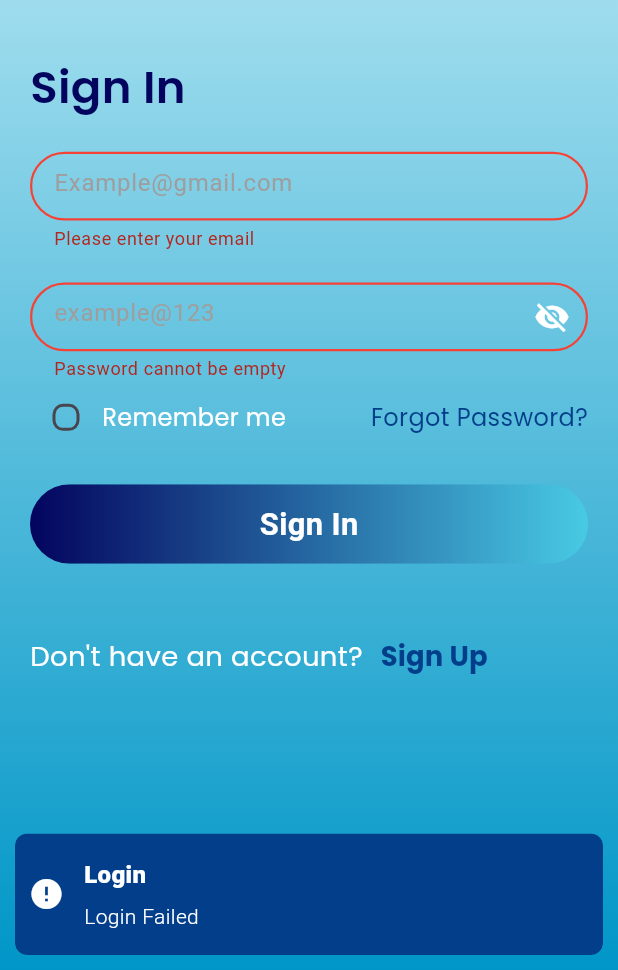
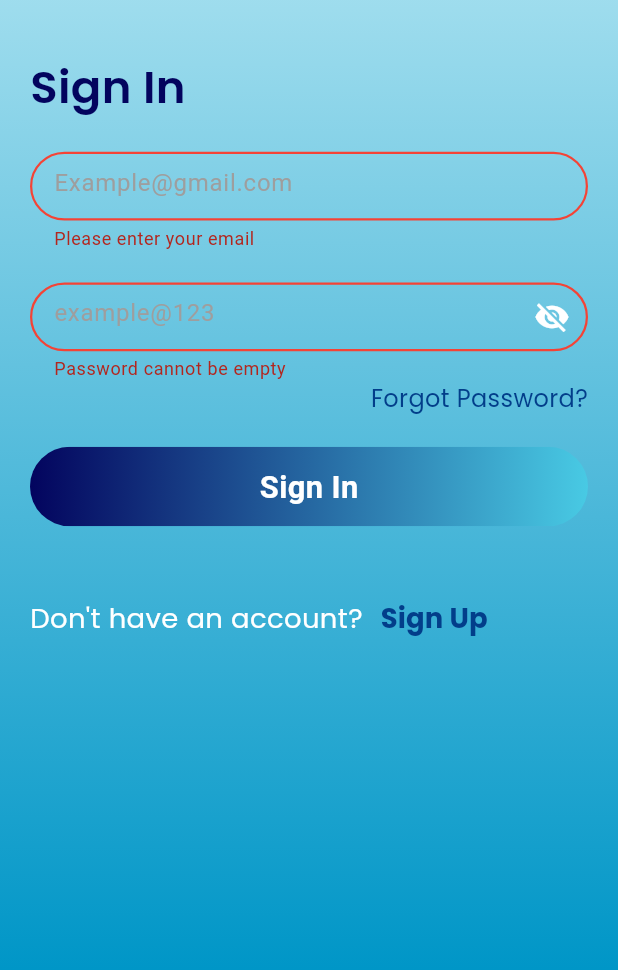
Before and after one commit to MananSaith/XPK-Tourism-App, a Flutter app: the screen it shows after launch, after a tap on "Get Started", after a tap on "Sign In", on a phone screen of 412 x 824 dp, the part 266-1236 px from its top. Run offline on Flutter 3.47's test engine with Material 3 defaults, Android fonts, the phone set to English and light mode, and no system bars; our stand-ins replace cached_network_image, cloud_firestore, dio, file_picker, firebase_auth, firebase_core and 8 more; accounts and stored records are empty.

Commit message:
add firebase login sign up

```diff
--- a/lib/app/my_app.dart
+++ b/lib/app/my_app.dart
@@ -13,6 +13,7 @@ class MyApp extends StatelessWidget {
         return GetMaterialApp(
           debugShowCheckedModeBanner: false,
           title: MyText.appName,
+         // initialBinding: AuthBinding(), // Bind controllers
           theme: ThemeData(
             primaryColor: AppColors.primaryAppBar,
             scaffoldBackgroundColor: AppColors.scaffoldBackground,
--- a/lib/app_module/auth/views/login_screen.dart
+++ b/lib/app_module/auth/views/login_screen.dart
@@ -4,8 +4,7 @@ import 'package:xpk/utils/imports/app_imports.dart';
 // ignore: must_be_immutable
 class LoginScreen extends StatelessWidget {
   LoginScreen({super.key});
-  final UserSignupDataController controller =
-      Get.put(UserSignupDataController());
+  final AuthController controller = Get.find();
   final GlobalKey<FormState> _formKey = GlobalKey<FormState>();
   RxBool isPasswordVisible = false.obs;
   RxBool isRememberMe = false.obs;
@@ -64,8 +63,7 @@ class LoginScreen extends StatelessWidget {
                         borderColor: Colors.white,
                         borderRadius: 50,
                         validator: controller.validateEmail,
-                        onChanged: (value) =>
-                                      controller.userName.value = value,
+                        onChanged: (value) => controller.userName.value = value,
                       ),
                       SizedBox(
                         height: screenHeight * 0.025,
@@ -96,24 +94,27 @@ class LoginScreen extends StatelessWidget {
                       }),
                       Row(
                         children: [
-                          Obx(() {
-                            return Checkbox(
-                              value: isRememberMe.value,
-                              onChanged: (value) {
-                                isRememberMe.value = value!;
-                              },
-                              activeColor: AppColors.primaryButton,
-                              splashRadius: 30,
-                              shape: RoundedRectangleBorder(
-                                borderRadius: BorderRadius.circular(7),
-                              ),
-                            );
-                          }),
-                          TextWidget(
-                            text: MyText.remember,
-                            fSize: 16,
-                            textColor: AppColors.whiteBar,
-                          ),
+                          // Obx(() {
+                          //   return Checkbox(
+                          //     value: isRememberMe.value,
+                          //     onChanged: (value) {
+                          //       isRememberMe.value = value!;
+                          //     },
+                          //     activeColor: AppColors.primaryButton,
+                          //     splashRadius: 30,
+                          //     shape: RoundedRectangleBorder(
+                          //       borderRadius: BorderRadius.circular(7),
+                          //     ),
+                          //   );
+                          // }),
+                          // InkWell(
+                          //   //onTap: ,
+                          //   child: TextWidget(
+                          //     text: MyText.termAndCondition,
+                          //     fSize: 16,
+                          //     textColor: AppColors.warning,
+                          //   ),
+                          // ),
                           Spacer(),
                           InkWell(
                             onTap: () {
@@ -139,35 +140,8 @@ class LoginScreen extends StatelessWidget {
                           gradient: AppColors.buttonGradian,
                           onPressed: () {
                             if (_formKey.currentState!.validate()) {
-                              if (isRememberMe.value) {
-                                showCustomSnackBar(
-                                  title: 'Login',
-                                  message: 'Login Successfully and Remember Me',
-                                  backgroundColor: AppColors.primaryButton,
-                                  textColor: Colors.white,
-                                  icon: Icons.check,
-                                );
-                              } else {
-                                showCustomSnackBar(
-                                  title: 'Login',
-                                  message: 'check box not checked',
-                                  backgroundColor: AppColors.primaryButton,
-                                  textColor: Colors.white,
-                                  icon: Icons.check,
-                                );
-                              }
-
-                              // Get.toNamed(Routes.home);
-                            } else {
-                              showCustomSnackBar(
-                                title: 'Login',
-                                message: 'Login Failed',
-                                backgroundColor: AppColors.primaryButton,
-                                textColor: Colors.white,
-                                icon: Icons.error,
-                              );
+                              controller.login();
                             }
-                            // Get.toNamed(Routes.signup);
                           },
                         ),
                       ),
--- a/lib/app_module/splash/splash_screen.dart
+++ b/lib/app_module/splash/splash_screen.dart
@@ -10,9 +10,12 @@ class SplashScreen extends StatelessWidget {
     RxDouble opacity = 0.0.obs;
     final height = MediaQuery.of(context).size.height;
     final width = MediaQuery.of(context).size.width;
+
     Future.delayed(const Duration(seconds: 3), () {
-      Get.offNamed(AppRoutes.getStart);
+      final isLoggedIn = Get.find<AuthController>().isLoggedIn();
+      Get.offAllNamed(isLoggedIn ? AppRoutes.home : AppRoutes.getStart);
     });
+
     Future.delayed(const Duration(seconds: 1), () {
       opacity.value = 1.0;
     });
--- a/lib/config/binding_routing/app_bindings.dart
+++ b/lib/config/binding_routing/app_bindings.dart
@@ -1,10 +1,10 @@
-// // import '../../utils/app_imports/app_imports.dart';
+import 'package:get/get.dart';
+import 'package:xpk/utils/imports/app_imports.dart';
 
-// class AuthBinding extends Bindings {
-//   @override
-//   void dependencies() {
-//     // Get.lazyPut<AuthController>(
-//     //   () => AuthController(),
-//     // );
-//   }
-// }
+class AuthBinding extends Bindings {
+  @override
+  void dependencies() {
+    debugPrint('========================= AuthBinding');
+    Get.put<AuthController>(AuthController());
+  }
+}
--- a/lib/main.dart
+++ b/lib/main.dart
@@ -1,5 +1,15 @@
+import 'package:firebase_core/firebase_core.dart';
 import 'package:flutter/material.dart';
 import 'package:xpk/app/my_app.dart';
-void main() {
-  runApp( MyApp());
+import 'package:xpk/config/binding_routing/app_bindings.dart';
+import 'package:xpk/firebase_options.dart';
+
+void main() async {
+  WidgetsFlutterBinding.ensureInitialized();
+  await Firebase.initializeApp(
+    options: DefaultFirebaseOptions.currentPlatform,
+  );
+  AuthBinding().dependencies();
+
+  runApp(MyApp());
 }
--- a/lib/utils/constant/string_constant.dart
+++ b/lib/utils/constant/string_constant.dart
@@ -12,17 +12,16 @@ class MyText {
   static String email = "Example@gmail.com";
   static String password = "example@123";
   static String continoueWithGoogle = "Sign Up With Google";
-  static String remember = "Remember me";
+  static String termAndCondition = "Terms & Conditions";
   static String forgotPassword = "Forgot Password?";
   static String dontHaveAccount = "Don't have an account?";
+  static String sendEmailVerifyFromLogin =
+      "You need to verify your email address to continue. A verification email has been sent to your email address.";
 
   //forget password
   static String forget = "Send";
   static String resetPassword = "Reset Password";
   static String content_forget = "Email have been sent to your email address";
-
-
-
 
   // sign up
   static String signUp = "Sign Up";
@@ -32,6 +31,10 @@ class MyText {
   static String confirmPassword = "Confirm Password";
   static String alreadyAccount = "Already have an account?";
   static String loginHere = "Login here";
+  static String verifyEmailTitle = "Verify Email";
+  static String verifyEmailContent =
+      "A verification email has been sent to your email address. Please verify your email to continue.";
+
   //Email verify otp
   static String codeEnter = "Enter Code";
   static String codeEmail = "Enter the 6-digit OTP sent to your Email";
--- a/lib/widegts/custom_dialog_box.dart/dailog_box.dart
+++ b/lib/widegts/custom_dialog_box.dart/dailog_box.dart
@@ -1,5 +1,6 @@
 import 'package:flutter/material.dart';
 import 'package:get/get.dart';
+import 'package:xpk/utils/constant/app_image_constant.dart';
 
 void showCustomDialog({
   String? title,
@@ -27,7 +28,10 @@ void showCustomDialog({
           children: [
             Row(
               children: [
-                if (topLeftWidget != null) topLeftWidget,
+                topLeftWidget != null? topLeftWidget:Image.asset(
+                                  AppImages.logo,
+                                  width: 50,
+                                ),
                 if (title != null) ...[
                   if (topLeftWidget != null) const SizedBox(width: 10),
                   Expanded(
```
Also changed, not shown: lib/app_module/auth/controller/user_signup_data_controller.dart (+110 -24 lines), lib/app_module/auth/views/forgetpasswordscreen.dart (+3 -6 lines), lib/app_module/auth/views/signup_screen.dart (+41 -23 lines), lib/utils/imports/app_imports.dart (+6 -1 lines), firebase.json (added), lib/firebase_options.dart (added), 4 other files.
